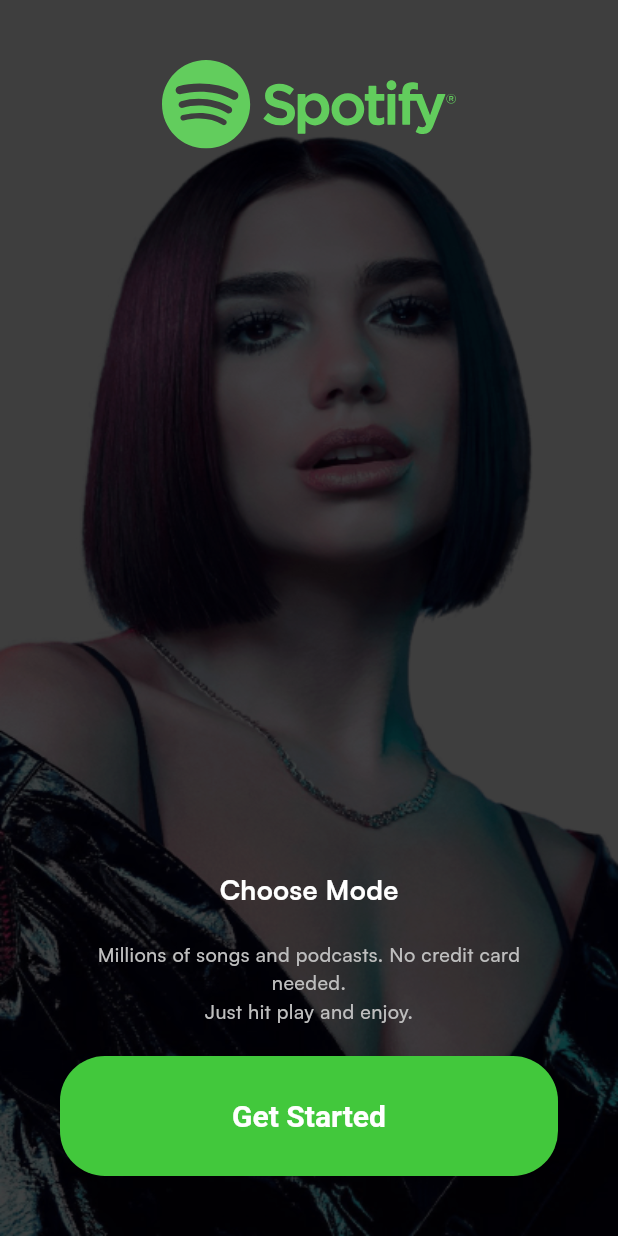
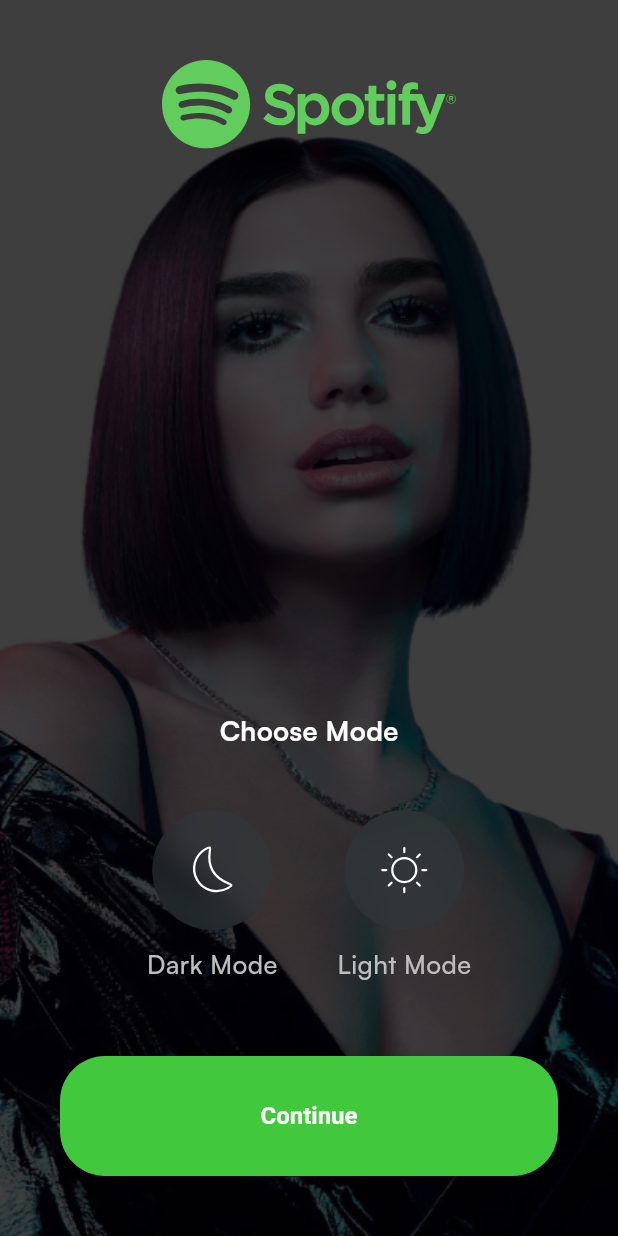
Before and after one commit to Chanhpd/Spotify-With-Flutter, a Flutter app: the screen it shows after launch, after a tap on "Get Started", on a phone screen of 412 x 824 dp. Run offline on Flutter 3.47's test engine with Material 3 defaults, Android fonts, the phone set to English and light mode, and no system bars; our stand-ins replace flutter_bloc, flutter_svg, hydrated_bloc.

```diff
--- /dev/null
+++ b/lib/common/helpers/is_dark_mode.dart
@@ -0,0 +1,5 @@
+import 'package:flutter/material.dart';
+
+extension DarkMode on BuildContext {
+  bool get isDarkMode => Theme.of(this).brightness == Brightness.dark;
+}
--- a/lib/core/configs/assets/app_images.dart
+++ b/lib/core/configs/assets/app_images.dart
@@ -2,6 +2,8 @@ import 'package:flutter/material.dart';
 
 class AppImages {
   static const String basePath = "assets/images/";
+
   static const String introBG = '${basePath}intro_bg.png';
   static const String chooseModeBG = '${basePath}choose_mode_bg.png';
+  static const String authBG = '${basePath}auth_bg.png';
 }
--- a/lib/core/configs/assets/app_vectors.dart
+++ b/lib/core/configs/assets/app_vectors.dart
@@ -5,4 +5,7 @@ class AppVectors {
   static const String logo = '${basePath}spotify_logo$format';
   static const String sun = '${basePath}sun$format';
   static const String moon = '${basePath}moon$format';
+  static const String topPattern = '${basePath}top_pattern$format';
+  static const String bottomPattern = '${basePath}bottom_pattern$format';
+
 }
--- a/lib/core/configs/theme/app_theme.dart
+++ b/lib/core/configs/theme/app_theme.dart
@@ -7,36 +7,83 @@ class AppTheme {
       scaffoldBackgroundColor: AppColors.lightBackground,
       brightness: Brightness.light,
       fontFamily: 'Satoshi',
+      inputDecorationTheme: InputDecorationTheme(
+        filled: true,
+        fillColor: Colors.transparent,
+        hintStyle: const TextStyle(
+          color: Color(0xff383838),
+          fontWeight: FontWeight.w500,
+        ),
+        contentPadding: EdgeInsets.all(30),
+        border: OutlineInputBorder(
+          borderRadius: BorderRadius.circular(30),
+          borderSide: BorderSide(
+            color: Colors.black,
+            width: 1,
+          ),
+        ),
+        enabledBorder: OutlineInputBorder(
+          borderSide: BorderSide(
+            color: Colors.black,
+            width:1,
+          ),
+          borderRadius: BorderRadius.circular(30),
+        ),
+
+      ),
       elevatedButtonTheme: ElevatedButtonThemeData(
         style: ElevatedButton.styleFrom(
           backgroundColor: AppColors.primary,
+          elevation: 0,
           textStyle: TextStyle(
-          fontSize: 20,
+            fontSize: 16,
             fontWeight: FontWeight.bold,
           ),
           shape: RoundedRectangleBorder(
             borderRadius: BorderRadius.circular(30),
           ),
         ),
-    )
-  );
+      ));
   static final darkTheme = ThemeData(
       primaryColor: AppColors.primary,
       scaffoldBackgroundColor: AppColors.darkBackground,
       brightness: Brightness.dark,
       fontFamily: 'Satoshi',
+
+      inputDecorationTheme: InputDecorationTheme(
+        filled: true,
+        fillColor: Colors.transparent,
+        contentPadding: EdgeInsets.all(30),
+        hintStyle: const TextStyle(
+          color: Color(0xffA7A7A7),
+          fontWeight: FontWeight.w500,
+        ),
+        border: OutlineInputBorder(
+          borderRadius: BorderRadius.circular(30),
+          borderSide: BorderSide(
+            color: Colors.white,
+            width: 1,
+          ),
+        ),
+       enabledBorder: OutlineInputBorder(
+          borderSide: BorderSide(
+            color: Colors.white,
+            width:1,
+          ),
+          borderRadius: BorderRadius.circular(30),
+        ),
+
+      ),
       elevatedButtonTheme: ElevatedButtonThemeData(
         style: ElevatedButton.styleFrom(
           backgroundColor: AppColors.primary,
           textStyle: TextStyle(
-          fontSize: 20,
+            fontSize: 16,
             fontWeight: FontWeight.bold,
           ),
           shape: RoundedRectangleBorder(
             borderRadius: BorderRadius.circular(30),
           ),
         ),
-    )
-  );
-
+      ));
 }
--- a/lib/main.dart
+++ b/lib/main.dart
@@ -1,9 +1,20 @@
+import 'package:flutter/foundation.dart';
 import 'package:flutter/material.dart';
+import 'package:flutter_bloc/flutter_bloc.dart';
+import 'package:hydrated_bloc/hydrated_bloc.dart';
+import 'package:path_provider/path_provider.dart';
 import 'package:spotify/core/configs/theme/app_theme.dart';
+import 'package:spotify/presentation/choose_mode/bloc/theme_cubit.dart';
 import 'package:spotify/presentation/intro/pages/get_started.dart';
 import 'package:spotify/presentation/splash/pages/splash.dart';
 
-void main() {
+Future<void> main() async {
+  WidgetsFlutterBinding.ensureInitialized();
+  HydratedBloc.storage = await HydratedStorage.build(
+    storageDirectory: kIsWeb
+        ? HydratedStorage.webStorageDirectory
+        : await getApplicationDocumentsDirectory(),
+  );
   runApp(const MyApp());
 }
 
@@ -12,10 +23,22 @@ class MyApp extends StatelessWidget {
 
   @override
   Widget build(BuildContext context) {
-    return MaterialApp(
-      debugShowCheckedModeBanner: false,
-      theme: AppTheme.lightTheme,
-      home: GetStartedPage(),
+    return MultiBlocProvider(
+      providers: [
+        BlocProvider(create : (_) => ThemeCubit()),
+      ],
+      child: BlocBuilder<ThemeCubit, ThemeMode>(
+        builder: (context, mode) =>
+           MaterialApp(
+            theme: AppTheme.lightTheme,
+            darkTheme: AppTheme.darkTheme,
+            themeMode: mode,
+            debugShowCheckedModeBanner: false,
+            home: GetStartedPage(),
+          )
+
+      ),
+
     );
   }
 }
--- /dev/null
+++ b/lib/presentation/choose_mode/bloc/theme_cubit.dart
@@ -0,0 +1,21 @@
+
+import 'package:flutter/material.dart';
+import 'package:hydrated_bloc/hydrated_bloc.dart';
+
+class ThemeCubit extends HydratedCubit<ThemeMode>{
+  ThemeCubit() : super(ThemeMode.system);
+
+  void updateTheme(ThemeMode themeMode) => emit(themeMode);
+
+
+  @override
+  ThemeMode? fromJson(Map<String, dynamic> json) {
+    return ThemeMode.values[json['theme'] as int];
+  }
+
+  @override
+  Map<String, dynamic>? toJson(ThemeMode state) {
+    return {'theme': state.index};
+  }
+
+}
--- a/lib/presentation/choose_mode/pages/choose_mode.dart
+++ b/lib/presentation/choose_mode/pages/choose_mode.dart
@@ -1,9 +1,15 @@
+import 'dart:ui';
+
 import 'package:flutter/material.dart';
+import 'package:flutter_bloc/flutter_bloc.dart';
 import 'package:flutter_svg/svg.dart';
 import 'package:spotify/common/widgets/button/basic_app_button.dart';
 import 'package:spotify/core/configs/assets/app_images.dart';
 import 'package:spotify/core/configs/assets/app_vectors.dart';
 import 'package:spotify/core/configs/theme/app_colors.dart';
+import 'package:spotify/main.dart';
+import 'package:spotify/presentation/auth/pages/signup_or_signin.dart';
+import 'package:spotify/presentation/choose_mode/bloc/theme_cubit.dart';
 
 class ChooseModePage extends StatelessWidget {
   const ChooseModePage({super.key});
@@ -42,28 +48,98 @@ class ChooseModePage extends StatelessWidget {
                   ),
                 ),
                 const SizedBox(
-                  height: 21,
+                  height: 40,
                 ),
-                const Text(
-                  "Millions of songs and podcasts. No credit card needed. \nJust hit play and enjoy.",
-                  style: TextStyle(
-                    fontWeight: FontWeight.w500,
-                    color: AppColors.grey,
-                    fontSize: 13,
-                  ),
-                  textAlign: TextAlign.center,
+                Row(
+                  mainAxisAlignment: MainAxisAlignment.center,
+                  children: [
+                    Column(
+                      children: [
+                        GestureDetector(
+                          onTap: () {
+                            context.read<ThemeCubit>().updateTheme(ThemeMode.dark);
+                          },
+                          child: ClipOval(
+                            child: BackdropFilter(
+                              filter: ImageFilter.blur(sigmaX: 10, sigmaY: 10),
+                              child: Container(
+                                height: 80,
+                                width: 80,
+
+                                decoration: BoxDecoration(
+                                  color: Color(0xff30393C).withOpacity(0.5),
+                                  shape: BoxShape.circle,
+                                ),
+                                child: SvgPicture.asset(AppVectors.moon, fit: BoxFit.none,),
+                              ),
+                            ),
+                          ),
+                        ),
+                        SizedBox(
+                          height: 10,
+                        ),
+                        Text(
+                          "Dark Mode",
+                          style: TextStyle(
+                            color: AppColors.grey,
+                            fontWeight: FontWeight.w500,
+                            fontSize: 17,
+                          ),
+                        ),
+                      ],
+                    ),
+                    SizedBox(
+                      width: 40,
+                    ),
+                    Column(
+                      children: [
+                        GestureDetector(
+                          onTap: () {
+                            context.read<ThemeCubit>().updateTheme(ThemeMode.light);
+                          },
+                          child: ClipOval(
+                            child: BackdropFilter(
+                              filter: ImageFilter.blur(sigmaX: 10, sigmaY: 10),
+                              child: Container(
+                                height: 80,
+                                width: 80,
+                                decoration: BoxDecoration(
+                                  color: Color(0xff30393C).withOpacity(0.5),
+                                  shape: BoxShape.circle,
+                                ),
+                                child: SvgPicture.asset(AppVectors.sun, fit: BoxFit.none,),
+                              ),
+                            ),
+                          ),
+                        ),
+                        SizedBox(
+                          height: 10,
+                        ),
+                        Text(
+                          "Light Mode",
+                          style: TextStyle(
+                            color: AppColors.grey,
+                            fontWeight: FontWeight.w500,
+                            fontSize: 17,
+                          ),
+                        ),
+                      ],
+                    ),
+                  ],
                 ),
+
                 const SizedBox(
-                  height: 20,
+                  height: 50,
                 ),
+
                 BasicAppButton(
                     onPressed: () {
                       Navigator.pushReplacement(
                           context,
                           MaterialPageRoute(
-                              builder: (context) => const ChooseModePage()));
+                              builder: (context) => const SignupOrSigninPage()));
                     },
-                    title: "Get Started")
+                    title: "Continue")
               ],
             ),
           ),
--- a/pubspec.yaml
+++ b/pubspec.yaml
@@ -14,6 +14,9 @@ dependencies:
 
   cupertino_icons: ^1.0.8
   flutter_svg: ^2.0.17
+  flutter_bloc: ^8.1.6
+  hydrated_bloc:
+  path_provider:
 
 dev_dependencies:
   flutter_test:
```
Also changed, not shown: lib/common/widgets/appbar/app_bar.dart (added, +37 -0 lines), lib/presentation/auth/pages/signup.dart (added, +113 -0 lines), lib/presentation/auth/pages/signup_or_signin.dart (added, +100 -0 lines), pubspec.lock, 1 other file. Lines whose indentation alone changed are shown as unchanged.
